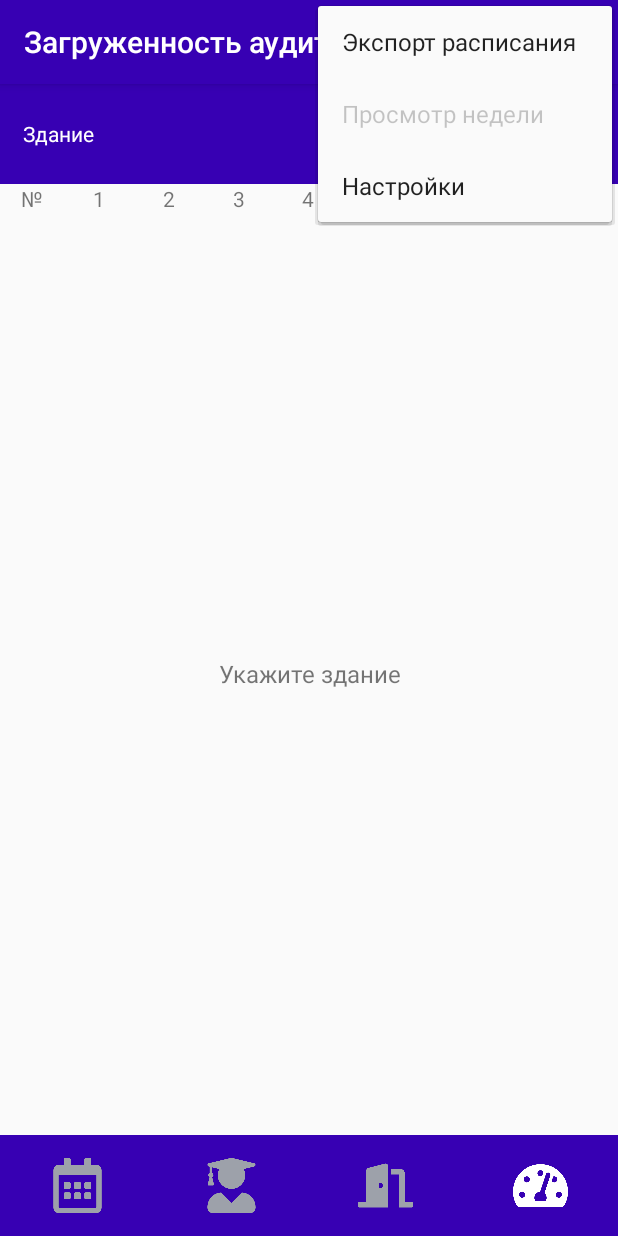
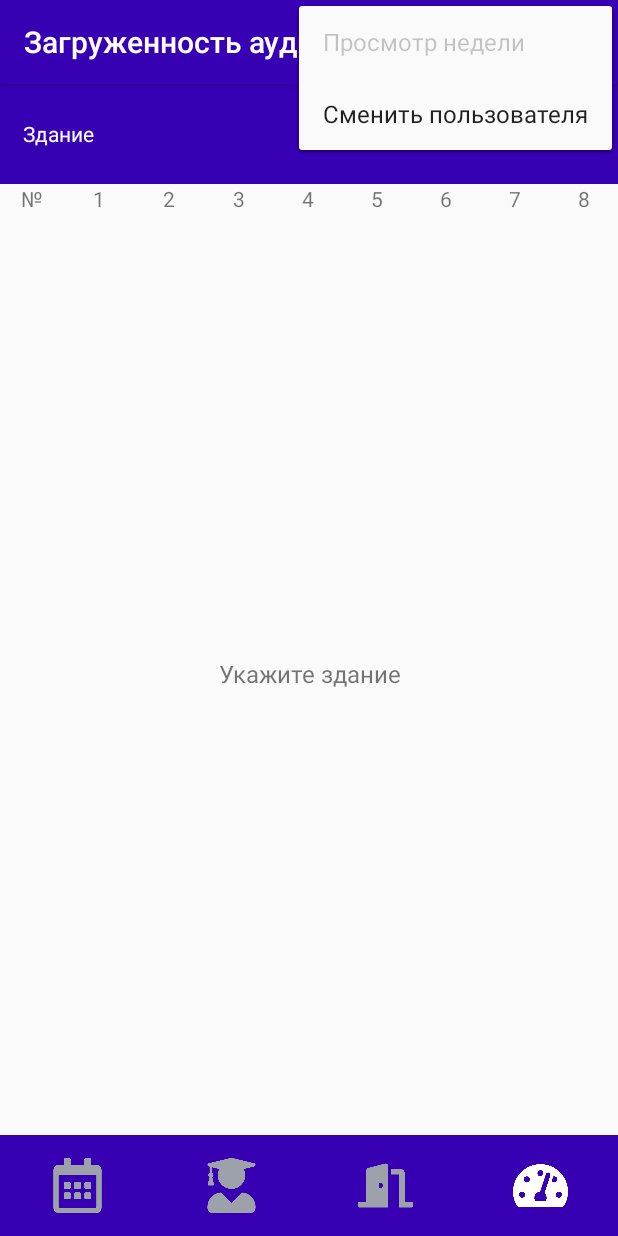
Before and after one commit to ianomokonov/Schedule, an Android app: the RoomsCapacityActivity screen opened directly, with no data from a screen before it, with the options menu open, on a phone screen of 412 x 824 dp. Run offline under Robolectric (Android 15) with nearby library versions, the phone set to English and light mode, and no system bars.

Commit message:
Номоконов. Правки интерфейса + бд

```diff
--- a/app/src/main/java/com/example/schedule/ScheduleDB.java
+++ b/app/src/main/java/com/example/schedule/ScheduleDB.java
@@ -36,7 +36,7 @@ public class ScheduleDB implements IDataBase {
     public void setUser(UserType type){
         ContentValues values = new ContentValues();
         values.put(KEY_isStud, type.toString());
-
+        db.delete(TABLE_USER, null, null);
         db.insert(TABLE_USER, null, values);
     }
 
@@ -44,7 +44,7 @@ public class ScheduleDB implements IDataBase {
 
         Cursor query = db.rawQuery("SELECT * FROM user;", null);
         UserType user = UserType.NONE;
-        if(query.moveToFirst()){
+        if(query.moveToLast()){
             user = UserType.valueOf(query.getString(1));
         }
 
--- a/app/src/main/java/com/example/schedule/requests/GetSubjectsRequest.java
+++ b/app/src/main/java/com/example/schedule/requests/GetSubjectsRequest.java
@@ -35,7 +35,7 @@ public class GetSubjectsRequest extends AsyncTask<String, Void, ArrayList<Subjec
             int dayOfWeek = -1;
             for(SubjectDTO subject:subjectsDTO){
                 if(term.length > 2 && dayOfWeek != subject.dayOfWeek){
-                    subjects.add(new Subject(subject.date, "", "", "", subject.dayOfWeekString, "", "", subject.kindOfWork));
+                    subjects.add(new Subject("", "", subject.date, subject.dayOfWeekString, "", "", "", subject.kindOfWork));
                 }
                 subjects.add(new Subject(subject.discipline, subject.date, subject.beginLesson, subject.endLesson, subject.auditorium, subject.building, subject.lecturer, subject.kindOfWork));
                 dayOfWeek = subject.dayOfWeek;
--- a/app/src/main/res/menu/scheduler_menu.xml
+++ b/app/src/main/res/menu/scheduler_menu.xml
@@ -1,15 +1,11 @@
 <?xml version="1.0" encoding="utf-8"?>
 <menu xmlns:android="http://schemas.android.com/apk/res/android">
     <item
-        android:id="@+id/export"
+        android:id="@+id/expand"
         android:orderInCategory="1"
-        android:title="Экспорт расписания" />
-    <item
-        android:id="@+id/expand"
-        android:orderInCategory="2"
         android:title="Просмотр недели" />
     <item
-        android:id="@+id/settings"
+        android:id="@+id/exit"
         android:orderInCategory="2"
-        android:title="Настройки" />
+        android:title="Сменить пользователя" />
 </menu>
```
Also changed, not shown: app/src/main/java/com/example/schedule/BasePage.java (+11 -1 lines), app/src/main/java/com/example/schedule/activities/MainActivity.java (+12 -0 lines), app/src/main/java/com/example/schedule/adapters/SubjectAdapter.java (+30 -2 lines), app/src/main/res/layout/subject_list_item.xml (+9 -7 lines).
